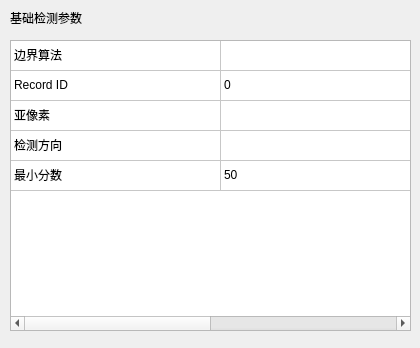
Old version of the form VisionDetect/AlignmentWidget.ui in the repository chuandongxu/AOI.
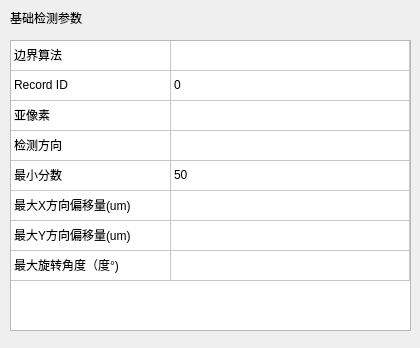
New version of the form.

```diff
--- a/VisionDetect/AlignmentWidget.ui
+++ b/VisionDetect/AlignmentWidget.ui
@@ -36,13 +36,13 @@
     </rect>
    </property>
    <property name="rowCount">
-    <number>5</number>
+    <number>8</number>
    </property>
    <attribute name="horizontalHeaderVisible">
     <bool>false</bool>
    </attribute>
    <attribute name="horizontalHeaderDefaultSectionSize">
-    <number>210</number>
+    <number>160</number>
    </attribute>
    <attribute name="horizontalHeaderStretchLastSection">
     <bool>true</bool>
@@ -63,6 +63,9 @@
    <row/>
    <row/>
    <row/>
+   <row/>
+   <row/>
+   <row/>
    <column>
     <property name="text">
      <string>新建列</string>
@@ -108,6 +111,21 @@
      <string>50</string>
     </property>
    </item>
+   <item row="5" column="0">
+    <property name="text">
+     <string>最大X方向偏移量(um)</string>
+    </property>
+   </item>
+   <item row="6" column="0">
+    <property name="text">
+     <string>最大Y方向偏移量(um)</string>
+    </property>
+   </item>
+   <item row="7" column="0">
+    <property name="text">
+     <string>最大旋转角度（度°)</string>
+    </property>
+   </item>
   </widget>
  </widget>
  <layoutdefault spacing="6" margin="11"/>
```
Left out of the diff: 3 changed lines with no effect on the pictures.
